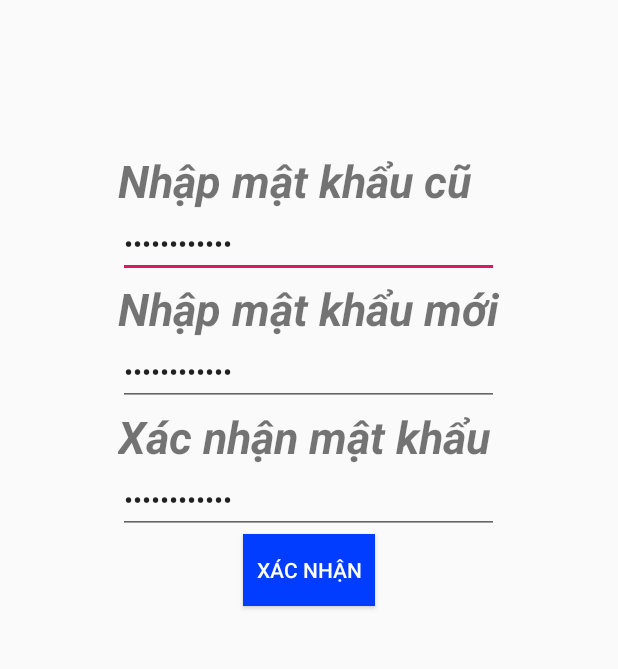
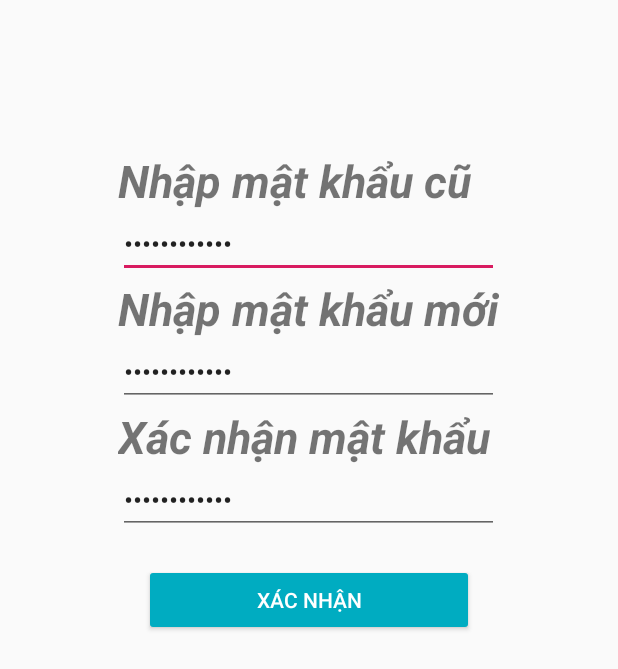
Before and after one commit to lamthienlap123/android, an Android app: the DoiMatKhau screen opened directly, with no data from a screen before it, on a phone screen of 412 x 824 dp. Shown: the top 669 px of the screen. Run offline under Robolectric (Android 15) with nearby library versions, the phone set to English and light mode, and no system bars.

Commit message:
Update activity_doi_mat_khau.xml

```diff
--- a/DA_LTDD/app/src/main/res/layout/activity_doi_mat_khau.xml
+++ b/DA_LTDD/app/src/main/res/layout/activity_doi_mat_khau.xml
@@ -60,12 +60,14 @@
 
     </LinearLayout>
     <Button
-        android:id="@+id/button2"
+        android:layout_marginTop="20dp"
         android:layout_gravity="center"
-        android:layout_width="wrap_content"
-        android:textColor="#FFFFFF"
-        android:background="#003DFF"
+        android:orientation="horizontal"
+        android:id="@+id/btn_login"
+        android:text="XÁC NHẬN"
         android:layout_height="wrap_content"
-        android:text="Xác nhận" />
+        android:layout_width="220dp"
+        android:backgroundTint="#00acc1"
+        style="@style/Widget.AppCompat.Button.Colored" />
 
 </LinearLayout>
```
